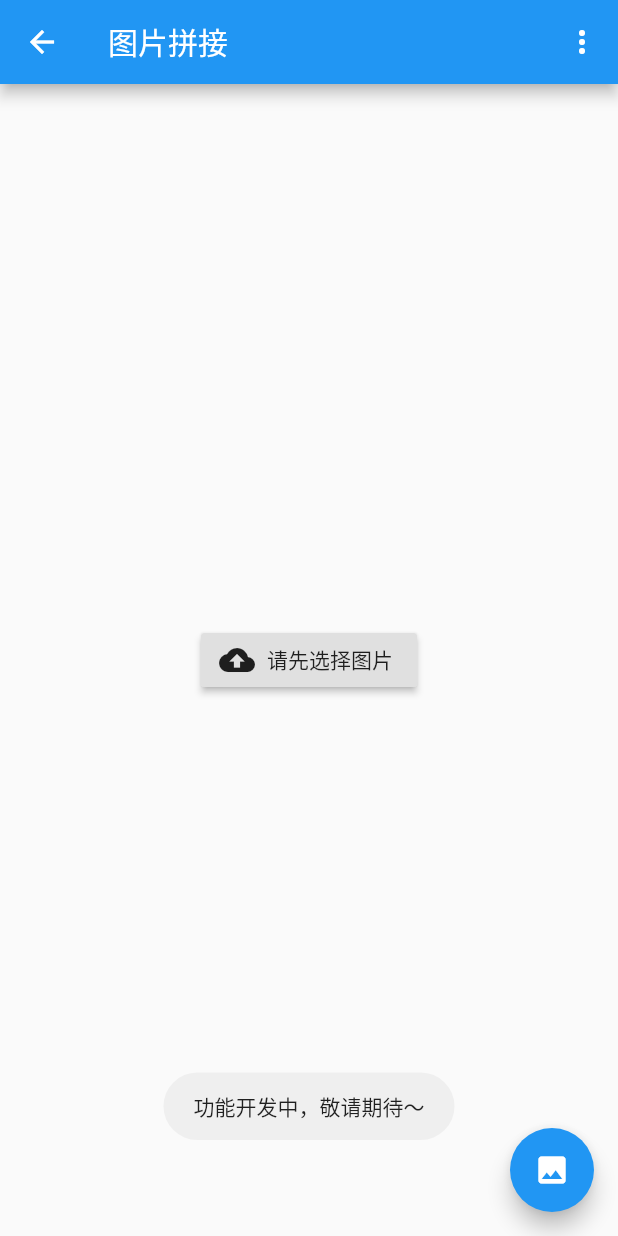
After one commit to wangyongf/swiss-knife, a Flutter app: the ImageSplitPage screen opened by its route, after a tap on "请先选择图片", on a phone screen of 412 x 824 dp. The commit adds this screen. Run offline on Flutter 3.47's test engine with Material 2 defaults, Android fonts, the phone set to English and light mode, and no system bars; our stand-ins replace cookie_jar, dio, fluttertoast, image_picker, package_info, share and 1 more; missing offline and left inert: android_intent, flutter_material_color_picker; accounts and stored records are empty.

Commit message:
feat: 实现【图片拼接】页面基本 UI

```diff
--- a/lib/common/routes_name.dart
+++ b/lib/common/routes_name.dart
@@ -39,4 +39,5 @@ class Routes {
   static const String SK_EMOJI_CUSTOMIZATION_PAGE = '/sk/emoji-customization-page';
   static const String SK_LIFE_LIST_PAGE = '/sk/life-list-page';
   static const String SK_APP_MANAGEMENT_PAGE = '/sk/app-management-page';
+  static const String SK_IMAGE_SPLIT_PAGE = '/sk/image-split-page';
 }
--- a/lib/main.dart
+++ b/lib/main.dart
@@ -6,6 +6,7 @@ import 'package:swiss_knife/pages/emoji_list_page.dart';
 import 'package:swiss_knife/pages/feedback_page.dart';
 import 'package:swiss_knife/pages/geek_list_page.dart';
 import 'package:swiss_knife/pages/home_page.dart';
+import 'package:swiss_knife/pages/image_split_page.dart';
 import 'package:swiss_knife/pages/life_list_page.dart';
 import 'package:swiss_knife/pages/settings_page.dart';
 import 'package:swiss_knife/pages/tools_list_page.dart';
@@ -36,6 +37,7 @@ class MyApp extends StatelessWidget {
         Routes.SK_TOOLS_LIST_PAGE: (BuildContext context) => ToolsListPage(),
         Routes.SK_LIFE_LIST_PAGE: (BuildContext context) => LifeListPage(),
         Routes.SK_APP_MANAGEMENT_PAGE: (BuildContext context) => AppManagementPage(),
+        Routes.SK_IMAGE_SPLIT_PAGE: (BuildContext context) => ImageSplitPage(),
       },
     );
   }
--- /dev/null
+++ b/lib/pages/image_split_page.dart
@@ -0,0 +1,74 @@
+import 'dart:io';
+
+import 'package:flutter/material.dart';
+import 'package:swiss_knife/util/toast_utils.dart';
+import 'package:image_picker/image_picker.dart';
+
+class ImageSplitPage extends StatefulWidget {
+  @override
+  _ImageSplitPageState createState() => _ImageSplitPageState();
+}
+
+class _ImageSplitPageState extends State<ImageSplitPage> {
+  File _image;
+
+  Future _getImage() async {
+    var image = await ImagePicker.pickImage(source: ImageSource.gallery);
+
+    setState(() {
+      _image = image;
+    });
+  }
+
+  @override
+  Widget build(BuildContext context) {
+    return Scaffold(
+      appBar: AppBar(
+        leading: GestureDetector(
+          onTap: () {
+            Navigator.of(context).pop();
+          },
+          child: Padding(
+            padding: const EdgeInsets.all(12.0),
+            child: Icon(Icons.arrow_back),
+          ),
+        ),
+        title: Text("图片拼接"),
+        actions: <Widget>[
+          GestureDetector(
+            onTap: () {
+              ToastUtils.showToast(context, "功能开发中，敬请期待~");
+            },
+            child: Padding(
+              padding: const EdgeInsets.all(12.0),
+              child: Icon(Icons.more_vert),
+            ),
+          ),
+        ],
+      ),
+      body: _buildBody(),
+      floatingActionButton:
+          FloatingActionButton(child: Icon(Icons.image), onPressed: _getImage),
+    );
+  }
+
+  _buildBody() {
+    return Container(
+      child: Center(
+        child: _getBody(),
+      ),
+    );
+  }
+
+  Widget _getBody() {
+    if (_image == null) {
+      return RaisedButton.icon(
+          onPressed: () {
+            ToastUtils.showToast(context, "功能开发中，敬请期待～");
+          },
+          icon: Icon(Icons.cloud_upload),
+          label: Text("请先选择图片"));
+    }
+    return Image.file(_image);
+  }
+}
--- a/lib/pages/more_page.dart
+++ b/lib/pages/more_page.dart
@@ -53,7 +53,7 @@ class _MorePageState extends State<MorePage> {
               Expanded(
                   child: GestureDetector(
                 onTap: () {
-                  ToastUtils.showToast(context, "功能开发中，敬请期待~");
+                  Navigator.of(context).pushNamed(Routes.SK_IMAGE_SPLIT_PAGE);
                 },
                 child: VerticalIconView(
                   icon: Icons.picture_in_picture,
--- a/pubspec.yaml
+++ b/pubspec.yaml
@@ -34,6 +34,7 @@ dependencies:
   share: ^0.6.0+1
   rxdart: ^0.20.0
   flutter_material_color_picker: ^0.0.5
+  image_picker: 0.4.12+1
 
 dev_dependencies:
   flutter_test:
```
Also changed, not shown: 2 other files.
